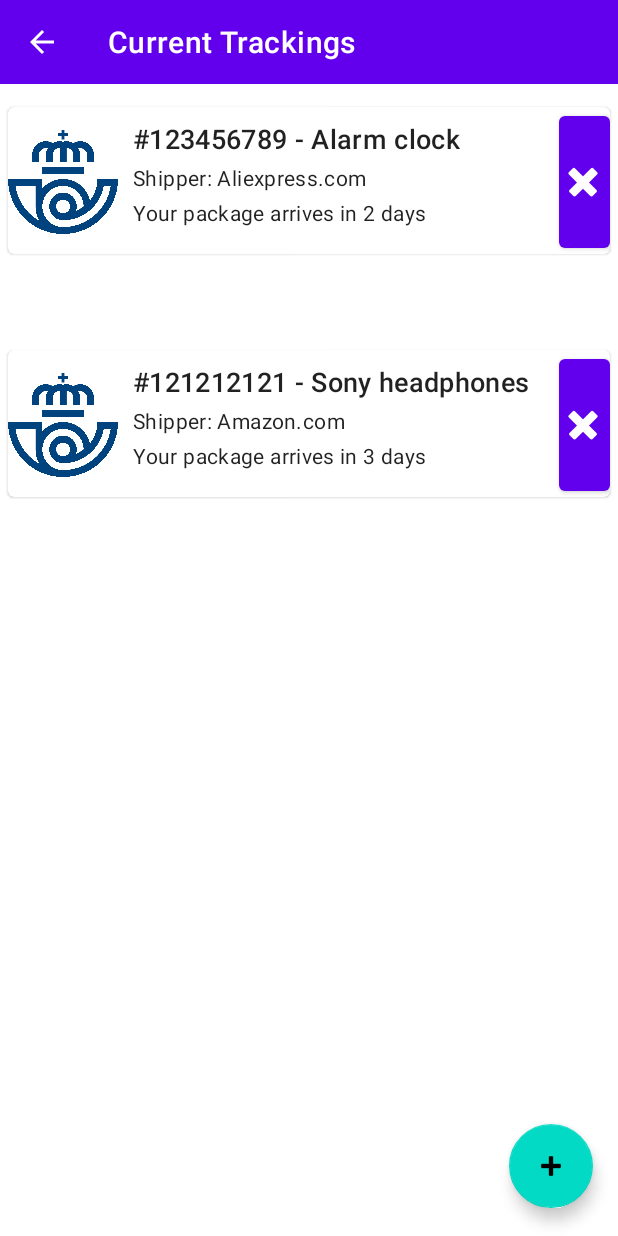
After one commit to DiegoMartinezVillar/APM-DEAR, an Android app: the layout activity_current_trackings.xml on its own in the app's theme, with its tools: preview values and no code run, on a phone screen of 412 x 824 dp. The commit adds this screen. Run offline under Robolectric (Android 15) with nearby library versions, the phone set to English and light mode, and no system bars.

Commit message:
Current Trackings UI + Add Tracking UI + AR Scanner UI

```diff
--- /dev/null
+++ b/app/src/main/res/layout/activity_current_trackings.xml
@@ -0,0 +1,299 @@
+<?xml version="1.0" encoding="utf-8"?>
+<androidx.constraintlayout.widget.ConstraintLayout xmlns:android="http://schemas.android.com/apk/res/android"
+    xmlns:app="http://schemas.android.com/apk/res-auto"
+    xmlns:tools="http://schemas.android.com/tools"
+
+
+    android:id="@+id/coordinatorLayout2"
+    android:layout_width="match_parent"
+    android:layout_height="match_parent">
+
+    <!--com.google.android.material.floatingactionbutton.FloatingActionButton
+        android:id="@+id/floatingActionButton3"
+        android:layout_width="wrap_content"
+        android:layout_height="wrap_content"
+        android:layout_marginEnd="16dp"
+        android:layout_marginBottom="16dp"
+        android:src="@android:drawable/ic_input_add"
+        app:layout_constraintBottom_toBottomOf="parent"
+        app:layout_constraintEnd_toEndOf="parent" /-->
+
+    <!--androidx.cardview.widget.CardView
+        android:id="@+id/cardView1"
+        android:layout_width="match_parent"
+        android:layout_height="wrap_content"
+        android:layout_margin="10dp"
+        app:layout_constraintEnd_toEndOf="parent"
+        app:layout_constraintStart_toStartOf="parent"
+        app:layout_constraintTop_toTopOf="parent"-->
+
+    <!--/androidx.cardview.widget.CardView>
+
+    <TextView
+        android:id="@+id/name1"
+        android:layout_width="match_parent"
+        android:layout_height="wrap_content"
+        android:gravity="center"
+        android:padding="15dp"
+        android:text="Card 1"
+        tools:layout_editor_absoluteX="-16dp"
+        tools:layout_editor_absoluteY="187dp" /-->
+
+
+    <com.google.android.material.appbar.MaterialToolbar
+        android:id="@+id/toolbar"
+        android:layout_width="fill_parent"
+        android:layout_height="wrap_content"
+        android:layout_marginBottom="15dp"
+        android:background="?attr/colorPrimary"
+        android:minHeight="?attr/actionBarSize"
+        android:theme="?attr/actionBarTheme"
+        app:layout_constraintBottom_toTopOf="@+id/materialCardView2"
+        app:layout_constraintEnd_toEndOf="parent"
+        app:layout_constraintStart_toStartOf="parent"
+        app:layout_constraintTop_toTopOf="parent"
+        app:navigationIcon="?attr/actionModeCloseDrawable"
+        app:title="@string/current_trackings" />
+
+    <!--RelativeLayout
+        android:layout_width="match_parent"
+        android:layout_height="wrap_content"
+        android:padding="16dp"
+        tools:layout_editor_absoluteX="0dp"
+        tools:layout_editor_absoluteY="68dp">
+
+        <ImageView
+            android:id="@+id/item_image"
+            android:layout_width="62dp"
+            android:layout_height="64dp"
+            android:layout_alignParentStart="true"
+            android:layout_alignParentLeft="true"
+            android:layout_alignParentTop="true"
+            android:layout_marginEnd="16dp"
+            android:layout_marginRight="16dp"
+            app:srcCompat="@drawable/correos" />
+
+        <TextView
+            android:id="@+id/item_title"
+            android:layout_width="wrap_content"
+            android:layout_height="wrap_content"
+            android:layout_alignParentTop="true"
+            android:layout_toEndOf="@+id/item_image"
+            android:layout_toRightOf="@+id/item_image"
+            android:textSize="30sp" />
+
+        <TextView
+            android:id="@+id/item_detail"
+            android:layout_width="wrap_content"
+            android:layout_height="wrap_content"
+            android:layout_below="@+id/item_title"
+            android:layout_toEndOf="@+id/item_image"
+            android:layout_toRightOf="@+id/item_image" />
+
+        <TextView
+            android:id="@+id/textView10"
+            android:layout_width="76dp"
+            android:layout_height="0dp"
+            android:text="TextView" />
+
+        <TextView
+            android:id="@+id/textView9"
+            android:layout_width="wrap_content"
+            android:layout_height="wrap_content"
+            android:layout_marginStart="39dp"
+            android:text="#123456789" />
+
+        <TextView
+            android:id="@+id/textView11"
+            android:layout_width="wrap_content"
+            android:layout_height="wrap_content"
+            android:text="TextView" />
+
+    </RelativeLayout>
+
+    <FrameLayout
+        android:layout_width="409dp"
+        android:layout_height="565dp"
+        tools:layout_editor_absoluteX="1dp"
+        tools:layout_editor_absoluteY="165dp">
+
+    </FrameLayout-->
+
+    <!--basic version-->
+    <com.google.android.material.card.MaterialCardView
+        android:id="@+id/materialCardView2"
+        android:layout_width="0dp"
+        android:layout_height="98dp"
+        android:layout_marginStart="5dp"
+        android:layout_marginTop="15dp"
+        android:layout_marginEnd="5dp"
+        app:cardCornerRadius="4dp"
+        app:layout_constraintEnd_toEndOf="parent"
+        app:layout_constraintStart_toStartOf="parent"
+        app:layout_constraintTop_toBottomOf="@+id/toolbar">
+
+        <LinearLayout
+            android:layout_width="match_parent"
+            android:layout_height="100dp"
+            android:orientation="horizontal">
+
+            <ImageView
+                android:id="@+id/imageView3"
+                android:layout_width="wrap_content"
+                android:layout_height="match_parent"
+                android:layout_weight="1"
+                app:srcCompat="@drawable/correos" />
+
+            <LinearLayout
+                android:layout_width="294dp"
+                android:layout_height="101dp"
+                android:layout_gravity="bottom"
+                android:background="#FFFFFF"
+                android:orientation="vertical"
+                android:padding="8dp">
+
+                <TextView
+                    android:layout_width="match_parent"
+                    android:layout_height="wrap_content"
+                    android:padding="2dp"
+                    android:text="@string/test_package_name"
+                    android:textAppearance="?attr/textAppearanceHeadline6"
+                    android:textSize="18sp" />
+
+                <TextView
+                    android:layout_width="match_parent"
+                    android:layout_height="wrap_content"
+                    android:padding="2dp"
+                    android:text="@string/test_package_description"
+                    android:textAppearance="?attr/textAppearanceBody2" />
+
+                <TextView
+                    android:id="@+id/textView29"
+                    android:layout_width="match_parent"
+                    android:layout_height="wrap_content"
+                    android:padding="2dp"
+                    android:text="@string/test_arrival_time"
+                    android:textAppearance="?attr/textAppearanceBody2" />
+
+            </LinearLayout>
+
+            <Button
+                android:id="@+id/button6"
+                android:layout_width="34dp"
+                android:layout_height="match_parent"
+                android:layout_weight="0"
+                android:baselineAligned="false"
+                android:paddingStart="0sp"
+                app:icon="@android:drawable/ic_delete"
+                tools:paddingRight="0sp" />
+
+        </LinearLayout>
+    </com.google.android.material.card.MaterialCardView>
+
+    <com.google.android.material.card.MaterialCardView
+        android:id="@+id/materialCardView"
+        android:layout_width="0dp"
+        android:layout_height="98dp"
+        android:layout_marginStart="5dp"
+        android:layout_marginTop="20dp"
+        android:layout_marginEnd="5dp"
+        android:layout_marginBottom="374dp"
+        app:cardCornerRadius="4dp"
+        app:layout_constraintBottom_toTopOf="@+id/floatingActionButton2"
+        app:layout_constraintEnd_toEndOf="parent"
+        app:layout_constraintStart_toStartOf="parent"
+        app:layout_constraintTop_toBottomOf="@+id/materialCardView2">
+
+        <LinearLayout
+            android:layout_width="match_parent"
+            android:layout_height="100dp"
+            android:orientation="horizontal">
+
+            <ImageView
+                android:id="@+id/imageView4"
+                android:layout_width="wrap_content"
+                android:layout_height="match_parent"
+                android:layout_weight="1"
+                app:srcCompat="@drawable/correos" />
+
+            <LinearLayout
+                android:layout_width="294dp"
+                android:layout_height="101dp"
+                android:layout_gravity="bottom"
+                android:background="#FFFFFF"
+                android:orientation="vertical"
+                android:padding="8dp">
+
+                <TextView
+                    android:layout_width="match_parent"
+                    android:layout_height="wrap_content"
+                    android:padding="2dp"
+                    android:text="@string/test_package_name_2"
+                    android:textAppearance="?attr/textAppearanceHeadline6"
+                    android:textSize="18sp" />
+
+                <TextView
+                    android:layout_width="match_parent"
+                    android:layout_height="wrap_content"
+                    android:padding="2dp"
+                    android:text="@string/test_package_description_2"
+                    android:textAppearance="?attr/textAppearanceBody2" />
+
+                <TextView
+                    android:id="@+id/textView30"
+                    android:layout_width="match_parent"
+                    android:layout_height="wrap_content"
+                    android:padding="2dp"
+                    android:text="@string/test_arrival_time_2"
+                    android:textAppearance="?attr/textAppearanceBody2" />
+
+            </LinearLayout>
+
+            <Button
+                android:id="@+id/button7"
+                android:layout_width="34dp"
+                android:layout_height="match_parent"
+                android:layout_weight="0"
+                android:baselineAligned="false"
+                android:paddingStart="0sp"
+                app:icon="@android:drawable/ic_delete"
+                tools:paddingRight="0sp" />
+
+        </LinearLayout>
+    </com.google.android.material.card.MaterialCardView>
+
+
+    <com.google.android.material.floatingactionbutton.FloatingActionButton
+        android:id="@+id/floatingActionButton2"
+        android:layout_width="wrap_content"
+        android:layout_height="wrap_content"
+        android:clickable="true"
+        app:layout_constraintBottom_toBottomOf="parent"
+        app:layout_constraintEnd_toEndOf="parent"
+        app:layout_constraintHorizontal_bias="0.954"
+        app:layout_constraintStart_toStartOf="parent"
+        app:layout_constraintTop_toTopOf="parent"
+        app:layout_constraintVertical_bias="0.976"
+        app:srcCompat="@android:drawable/ic_input_add" />
+
+
+    <!--version for recycleView-->
+    <!--androidx.core.widget.NestedScrollView
+        android:layout_width="match_parent"
+        android:layout_height="match_parent"
+        android:layout_marginTop="56dp"
+        android:background="@color/cardview_dark_background"
+        android:paddingStart="@dimen/shr_product_grid_spacing"
+        android:paddingEnd="@dimen/shr_product_grid_spacing"
+        app:layout_behavior="@string/appbar_scrolling_view_behavior">
+
+        <androidx.recyclerview.widget.RecyclerView
+            android:id="@+id/recycler_view"
+            android:layout_width="match_parent"
+            android:layout_height="match_parent" />
+
+    </androidx.core.widget.NestedScrollView-->
+
+    "
+
+</androidx.constraintlayout.widget.ConstraintLayout>
--- a/app/src/main/res/values/strings.xml
+++ b/app/src/main/res/values/strings.xml
@@ -28,4 +28,20 @@
     <string name="proof_of_delivery">Proof of delivery</string>
     <string name="clear">Clear</string>
     <string name="confirm">Confirm</string>
+    <string name="input_tracking_code">Input your tracking code</string>
+    <string name="alias_for_package">Alias for your package</string>
+    <string name="add_tracking">Add tracking</string>
+    <string name="current_trackings">Current Trackings</string>
+    <string name="pending_shipments">Pending shipments</string>
+    <string name="button_search">Search</string>
+    <string name="add_button">Add</string>
+    <string name="scanner">Scanner</string>
+    <string name="scanner_text">Scan packages and check their info</string>
+    <string name="test_package_name">#123456789 - Alarm clock</string>
+    <string name="test_package_name_2">#121212121 - Sony headphones</string>
+    <string name="test_package_description">Shipper: Aliexpress.com</string>
+    <string name="test_package_description_2">Shipper: Amazon.com</string>
+    <string name="test_arrival_time">Your package arrives in 2 days</string>
+    <string name="test_arrival_time_2">Your package arrives in 3 days</string>
+    <string name="test_address">John Doe, 2421 16th St, San Francisco</string>
 </resources>
```
Also changed, not shown: app/build.gradle (+11 -0 lines), app/src/main/java/ensemble/dear/ARScanner.kt (added, +11 -0 lines), app/src/main/java/ensemble/dear/CurrentTrackings.kt (added, +11 -0 lines), app/src/main/res/layout/activity_add_tracking.xml (added, +143 -0 lines), app/src/main/res/layout/activity_arscanner.xml (added, +76 -0 lines), app/src/main/res/layout/activity_pending_shipments.xml (added, +52 -0 lines), app/src/main/res/drawable/correos.png (added), app/src/main/res/drawable/packages.webp (added), 1 other file.
